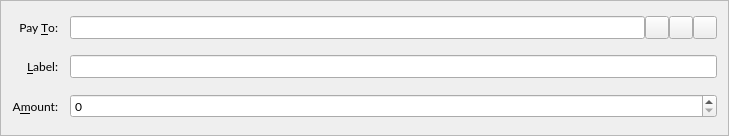
Above: src/qt/forms/sendcoinsentry.ui from nexbitproject/nexbit before the change. Below: the same form after it.
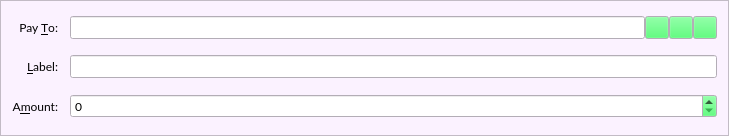
That is the form after the change. Icons and pictures are not drawn. Custom widgets are drawn as their Qt base class.

```diff
--- a/src/qt/forms/sendcoinsentry.ui
+++ b/src/qt/forms/sendcoinsentry.ui
@@ -10,6 +10,448 @@
     <height>136</height>
    </rect>
   </property>
+  <property name="palette">
+   <palette>
+    <active>
+     <colorrole role="WindowText">
+      <brush brushstyle="SolidPattern">
+       <color alpha="255">
+        <red>0</red>
+        <green>0</green>
+        <blue>0</blue>
+       </color>
+      </brush>
+     </colorrole>
+     <colorrole role="Button">
+      <brush brushstyle="SolidPattern">
+       <color alpha="255">
+        <red>41</red>
+        <green>255</green>
+        <blue>84</blue>
+       </color>
+      </brush>
+     </colorrole>
+     <colorrole role="Light">
+      <brush brushstyle="SolidPattern">
+       <color alpha="255">
+        <red>169</red>
+        <green>255</green>
+        <blue>186</blue>
+       </color>
+      </brush>
+     </colorrole>
+     <colorrole role="Midlight">
+      <brush brushstyle="SolidPattern">
+       <color alpha="255">
+        <red>105</red>
+        <green>255</green>
+        <blue>135</blue>
+       </color>
+      </brush>
+     </colorrole>
+     <colorrole role="Dark">
+      <brush brushstyle="SolidPattern">
+       <color alpha="255">
+        <red>20</red>
+        <green>127</green>
+        <blue>42</blue>
+       </color>
+      </brush>
+     </colorrole>
+     <colorrole role="Mid">
+      <brush brushstyle="SolidPattern">
+       <color alpha="255">
+        <red>27</red>
+        <green>170</green>
+        <blue>56</blue>
+       </color>
+      </brush>
+     </colorrole>
+     <colorrole role="Text">
+      <brush brushstyle="SolidPattern">
+       <color alpha="255">
+        <red>0</red>
+        <green>0</green>
+        <blue>0</blue>
+       </color>
+      </brush>
+     </colorrole>
+     <colorrole role="BrightText">
+      <brush brushstyle="SolidPattern">
+       <color alpha="255">
+        <red>255</red>
+        <green>255</green>
+        <blue>255</blue>
+       </color>
+      </brush>
+     </colorrole>
+     <colorrole role="ButtonText">
+      <brush brushstyle="SolidPattern">
+       <color alpha="255">
+        <red>0</red>
+        <green>0</green>
+        <blue>0</blue>
+       </color>
+      </brush>
+     </colorrole>
+     <colorrole role="Base">
+      <brush brushstyle="SolidPattern">
+       <color alpha="255">
+        <red>255</red>
+        <green>255</green>
+        <blue>255</blue>
+       </color>
+      </brush>
+     </colorrole>
+     <colorrole role="Window">
+      <brush brushstyle="SolidPattern">
+       <color alpha="255">
+        <red>251</red>
+        <green>242</green>
+        <blue>255</blue>
+       </color>
+      </brush>
+     </colorrole>
+     <colorrole role="Shadow">
+      <brush brushstyle="SolidPattern">
+       <color alpha="255">
+        <red>0</red>
+        <green>0</green>
+        <blue>0</blue>
+       </color>
+      </brush>
+     </colorrole>
+     <colorrole role="AlternateBase">
+      <brush brushstyle="SolidPattern">
+       <color alpha="255">
+        <red>148</red>
+        <green>255</green>
+        <blue>169</blue>
+       </color>
+      </brush>
+     </colorrole>
+     <colorrole role="ToolTipBase">
+      <brush brushstyle="SolidPattern">
+       <color alpha="255">
+        <red>255</red>
+        <green>255</green>
+        <blue>220</blue>
+       </color>
+      </brush>
+     </colorrole>
+     <colorrole role="ToolTipText">
+      <brush brushstyle="SolidPattern">
+       <color alpha="255">
+        <red>0</red>
+        <green>0</green>
+        <blue>0</blue>
+       </color>
+      </brush>
+     </colorrole>
+     <colorrole role="PlaceholderText">
+      <brush brushstyle="SolidPattern">
+       <color alpha="128">
+        <red>0</red>
+        <green>0</green>
+        <blue>0</blue>
+       </color>
+      </brush>
+     </colorrole>
+    </active>
+    <inactive>
+     <colorrole role="WindowText">
+      <brush brushstyle="SolidPattern">
+       <color alpha="255">
+        <red>0</red>
+        <green>0</green>
+        <blue>0</blue>
+       </color>
+      </brush>
+     </colorrole>
+     <colorrole role="Button">
+      <brush brushstyle="SolidPattern">
+       <color alpha="255">
+        <red>41</red>
+        <green>255</green>
+        <blue>84</blue>
+       </color>
+      </brush>
+     </colorrole>
+     <colorrole role="Light">
+      <brush brushstyle="SolidPattern">
+       <color alpha="255">
+        <red>169</red>
+        <green>255</green>
+        <blue>186</blue>
+       </color>
+      </brush>
+     </colorrole>
+     <colorrole role="Midlight">
+      <brush brushstyle="SolidPattern">
+       <color alpha="255">
+        <red>105</red>
+        <green>255</green>
+        <blue>135</blue>
+       </color>
+      </brush>
+     </colorrole>
+     <colorrole role="Dark">
+      <brush brushstyle="SolidPattern">
+       <color alpha="255">
+        <red>20</red>
+        <green>127</green>
+        <blue>42</blue>
+       </color>
+      </brush>
+     </colorrole>
+     <colorrole role="Mid">
+      <brush brushstyle="SolidPattern">
+       <color alpha="255">
+        <red>27</red>
+        <green>170</green>
+        <blue>56</blue>
+       </color>
+      </brush>
+     </colorrole>
+     <colorrole role="Text">
+      <brush brushstyle="SolidPattern">
+       <color alpha="255">
+        <red>0</red>
+        <green>0</green>
+        <blue>0</blue>
+       </color>
+      </brush>
+     </colorrole>
+     <colorrole role="BrightText">
+      <brush brushstyle="SolidPattern">
+       <color alpha="255">
+        <red>255</red>
+        <green>255</green>
+        <blue>255</blue>
+       </color>
+      </brush>
+     </colorrole>
+     <colorrole role="ButtonText">
+      <brush brushstyle="SolidPattern">
+       <color alpha="255">
+        <red>0</red>
+        <green>0</green>
+        <blue>0</blue>
+       </color>
+      </brush>
+     </colorrole>
+     <colorrole role="Base">
+      <brush brushstyle="SolidPattern">
+       <color alpha="255">
+        <red>255</red>
+        <green>255</green>
+        <blue>255</blue>
+       </color>
+      </brush>
+     </colorrole>
+     <colorrole role="Window">
+      <brush brushstyle="SolidPattern">
+       <color alpha="255">
+        <red>251</red>
+        <green>242</green>
+        <blue>255</blue>
+       </color>
+      </brush>
+     </colorrole>
+     <colorrole role="Shadow">
+      <brush brushstyle="SolidPattern">
+       <color alpha="255">
+        <red>0</red>
+        <green>0</green>
+        <blue>0</blue>
+       </color>
+      </brush>
+     </colorrole>
+     <colorrole role="AlternateBase">
+      <brush brushstyle="SolidPattern">
+       <color alpha="255">
+        <red>148</red>
+        <green>255</green>
+        <blue>169</blue>
+       </color>
+      </brush>
+     </colorrole>
+     <colorrole role="ToolTipBase">
+      <brush brushstyle="SolidPattern">
+       <color alpha="255">
+        <red>255</red>
+        <green>255</green>
+        <blue>220</blue>
+       </color>
+      </brush>
+     </colorrole>
+     <colorrole role="ToolTipText">
+      <brush brushstyle="SolidPattern">
+       <color alpha="255">
+        <red>0</red>
+        <green>0</green>
+        <blue>0</blue>
+       </color>
+      </brush>
+     </colorrole>
+     <colorrole role="PlaceholderText">
+      <brush brushstyle="SolidPattern">
+       <color alpha="128">
+        <red>0</red>
+        <green>0</green>
+        <blue>0</blue>
+       </color>
+      </brush>
+     </colorrole>
+    </inactive>
+    <disabled>
+     <colorrole role="WindowText">
+      <brush brushstyle="SolidPattern">
+       <color alpha="255">
+        <red>20</red>
+        <green>127</green>
+        <blue>42</blue>
+       </color>
+      </brush>
+     </colorrole>
+     <colorrole role="Button">
+      <brush brushstyle="SolidPattern">
+       <color alpha="255">
+        <red>41</red>
+        <green>255</green>
+        <blue>84</blue>
+       </color>
+      </brush>
+     </colorrole>
+     <colorrole role="Light">
+      <brush brushstyle="SolidPattern">
+       <color alpha="255">
+        <red>169</red>
+        <green>255</green>
+        <blue>186</blue>
+       </color>
+      </brush>
+     </colorrole>
+     <colorrole role="Midlight">
+      <brush brushstyle="SolidPattern">
+       <color alpha="255">
+        <red>105</red>
+        <green>255</green>
+        <blue>135</blue>
+       </color>
+      </brush>
+     </colorrole>
+     <colorrole role="Dark">
+      <brush brushstyle="SolidPattern">
+       <color alpha="255">
+        <red>20</red>
+        <green>127</green>
+        <blue>42</blue>
+       </color>
+      </brush>
+     </colorrole>
+     <colorrole role="Mid">
+      <brush brushstyle="SolidPattern">
+       <color alpha="255">
+        <red>27</red>
+        <green>170</green>
+        <blue>56</blue>
+       </color>
+      </brush>
+     </colorrole>
+     <colorrole role="Text">
+      <brush brushstyle="SolidPattern">
+       <color alpha="255">
+        <red>20</red>
+        <green>127</green>
+        <blue>42</blue>
+       </color>
+      </brush>
+     </colorrole>
+     <colorrole role="BrightText">
+      <brush brushstyle="SolidPattern">
+       <color alpha="255">
+        <red>255</red>
+        <green>255</green>
+        <blue>255</blue>
+       </color>
+      </brush>
+     </colorrole>
+     <colorrole role="ButtonText">
+      <brush brushstyle="SolidPattern">
+       <color alpha="255">
+        <red>20</red>
+        <green>127</green>
+        <blue>42</blue>
+       </color>
+      </brush>
+     </colorrole>
+     <colorrole role="Base">
+      <brush brushstyle="SolidPattern">
+       <color alpha="255">
+        <red>251</red>
+        <green>242</green>
+        <blue>255</blue>
+       </color>
+      </brush>
+     </colorrole>
+     <colorrole role="Window">
+      <brush brushstyle="SolidPattern">
+       <color alpha="255">
+        <red>251</red>
+        <green>242</green>
+        <blue>255</blue>
+       </color>
+      </brush>
+     </colorrole>
+     <colorrole role="Shadow">
+      <brush brushstyle="SolidPattern">
+       <color alpha="255">
+        <red>0</red>
+        <green>0</green>
+        <blue>0</blue>
+       </color>
+      </brush>
+     </colorrole>
+     <colorrole role="AlternateBase">
+      <brush brushstyle="SolidPattern">
+       <color alpha="255">
+        <red>41</red>
+        <green>255</green>
+        <blue>84</blue>
+       </color>
+      </brush>
+     </colorrole>
+     <colorrole role="ToolTipBase">
+      <brush brushstyle="SolidPattern">
+       <color alpha="255">
+        <red>255</red>
+        <green>255</green>
+        <blue>220</blue>
+       </color>
+      </brush>
+     </colorrole>
+     <colorrole role="ToolTipText">
+      <brush brushstyle="SolidPattern">
+       <color alpha="255">
+        <red>0</red>
+        <green>0</green>
+        <blue>0</blue>
+       </color>
+      </brush>
+     </colorrole>
+     <colorrole role="PlaceholderText">
+      <brush brushstyle="SolidPattern">
+       <color alpha="128">
+        <red>0</red>
+        <green>0</green>
+        <blue>0</blue>
+       </color>
+      </brush>
+     </colorrole>
+    </disabled>
+   </palette>
+  </property>
   <property name="font">
    <font>
     <family>Lato</family>
@@ -18,6 +460,13 @@
   <property name="windowTitle">
    <string>Form</string>
   </property>
+  <property name="windowIcon">
+   <iconset>
+    <normaloff>../../../../../@media/favicon.ico</normaloff>../../../../../@media/favicon.ico</iconset>
+  </property>
+  <property name="autoFillBackground">
+   <bool>true</bool>
+  </property>
   <property name="styleSheet">
    <string notr="true">background-image: url(:/bg/res/icons/bg-splash.png);</string>
   </property>
@@ -148,17 +597,17 @@
   </layout>
  </widget>
  <customwidgets>
+  <customwidget>
+   <class>QValidatedLineEdit</class>
+   <extends>QLineEdit</extends>
+   <header>qvalidatedlineedit.h</header>
+  </customwidget>
   <customwidget>
    <class>BitcoinAmountField</class>
    <extends>QSpinBox</extends>
    <header>bitcoinamountfield.h</header>
    <container>1</container>
   </customwidget>
-  <customwidget>
-   <class>QValidatedLineEdit</class>
-   <extends>QLineEdit</extends>
-   <header>qvalidatedlineedit.h</header>
-  </customwidget>
  </customwidgets>
  <resources>
   <include location="../bitcoin.qrc"/>
```
Left out of the diff: 2 changed lines with no effect on the pictures.
